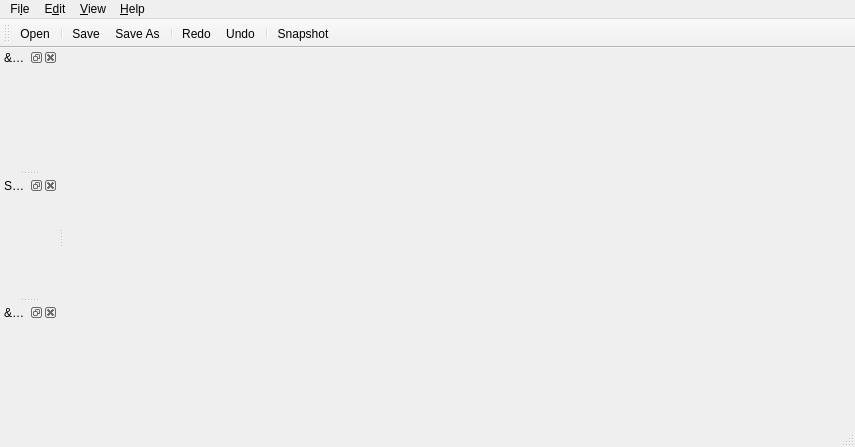
Before: the Qt Designer form res/designer/mainwindow.ui in tsalemink/neon, drawn with Qt 5.
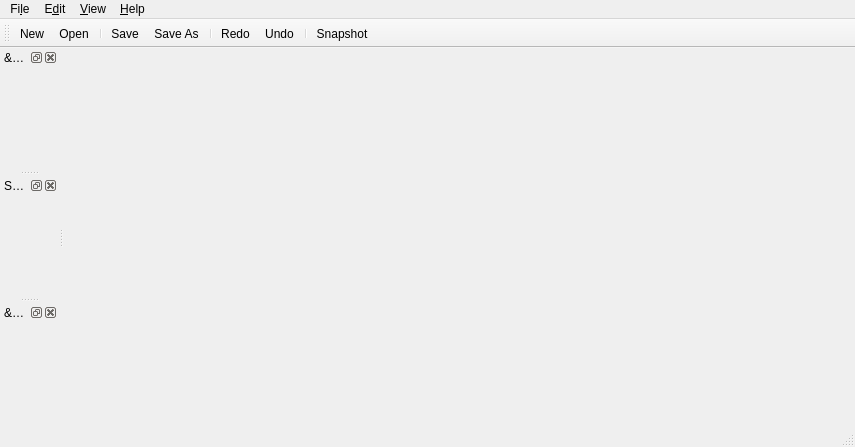
After: the same form once the commit is applied. Icons and pictures are not drawn. Custom widgets are drawn as their Qt base class.

Commit message: Add new document action and icon.

Diff of the .ui file:
```diff
--- a/res/designer/mainwindow.ui
+++ b/res/designer/mainwindow.ui
@@ -88,6 +88,7 @@
    <attribute name="toolBarBreak">
     <bool>false</bool>
    </attribute>
+   <addaction name="action_New"/>
    <addaction name="action_Open"/>
    <addaction name="separator"/>
    <addaction name="action_Save"/>
@@ -242,6 +243,15 @@
     <string>Spectrum Editor</string>
    </property>
   </action>
+  <action name="action_New">
+   <property name="icon">
+    <iconset resource="../icons.qrc">
+     <normaloff>:/neon/images/icons/document-new-icon.png</normaloff>:/neon/images/icons/document-new-icon.png</iconset>
+   </property>
+   <property name="text">
+    <string>&amp;New</string>
+   </property>
+  </action>
  </widget>
  <customwidgets>
   <customwidget>
```
Left out of the diff: 1 changed line with no effect on the pictures. The commit also changes 5 other files.
